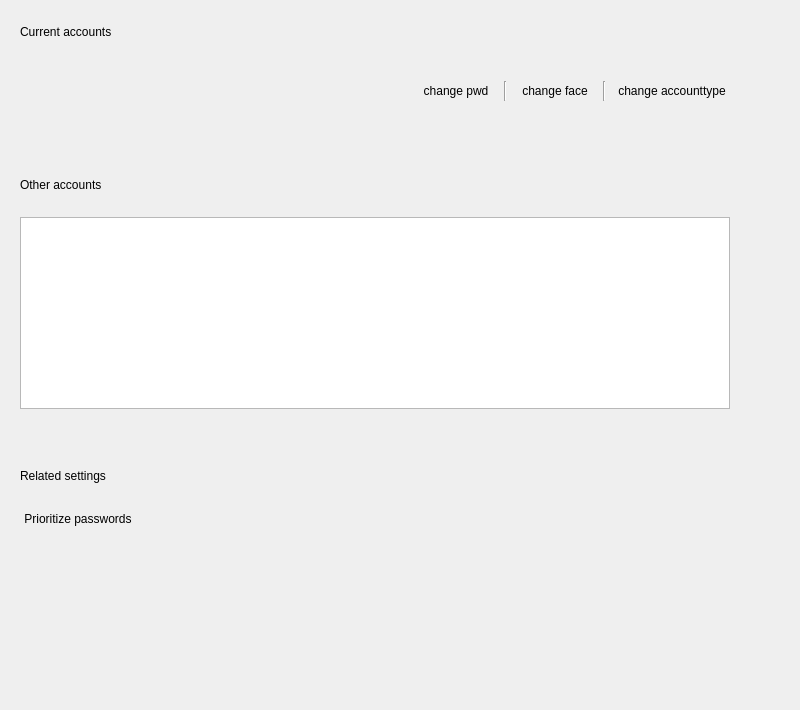
ukui/ukui-control-center, file plugins/account/userinfo/userinfo.ui: the form before one commit.
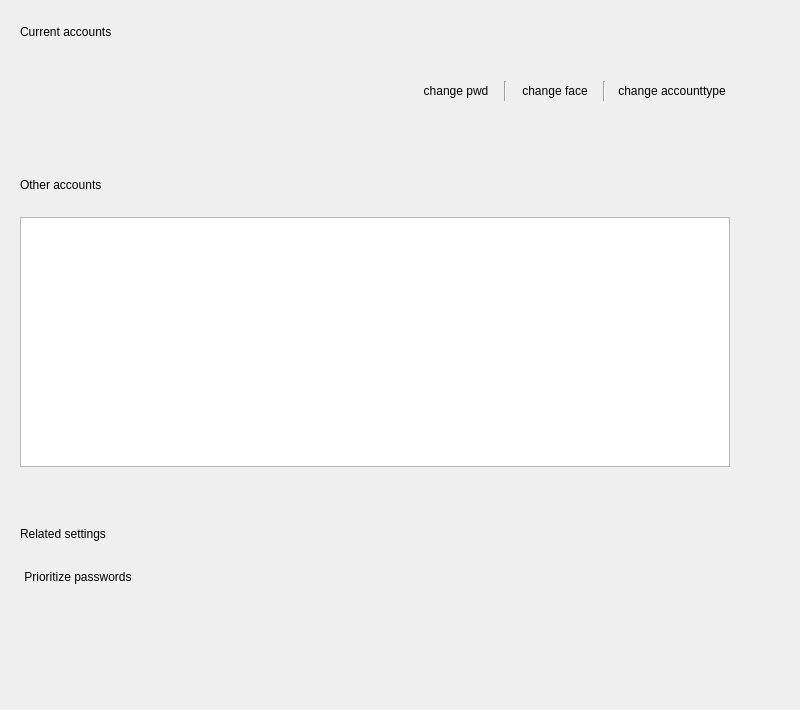
The form after the commit.

```diff
--- a/plugins/account/userinfo/userinfo.ui
+++ b/plugins/account/userinfo/userinfo.ui
@@ -286,13 +286,13 @@
          <property name="minimumSize">
           <size>
            <width>710</width>
-           <height>0</height>
+           <height>250</height>
           </size>
          </property>
          <property name="maximumSize">
           <size>
            <width>710</width>
-           <height>16777215</height>
+           <height>250</height>
           </size>
          </property>
          <property name="viewMode">
```
